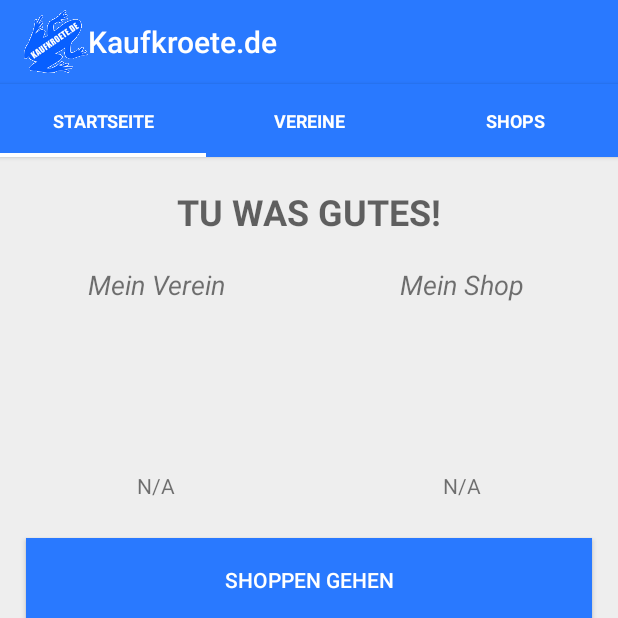
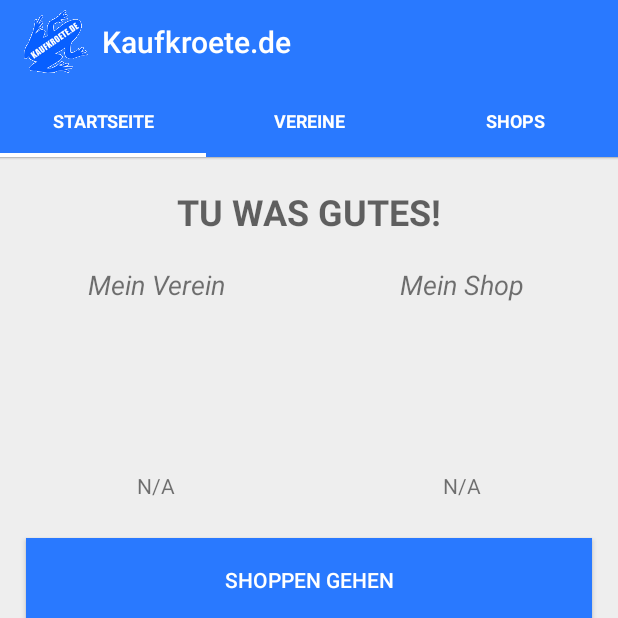
Before and after one commit to Cedgetec/kaufkroete-android, an Android app: the screen it shows after launch (MainActivity), on a phone screen of 412 x 824 dp, the top half of it. Run offline under Robolectric (Android 15) with nearby library versions, the phone set to English and light mode, and no system bars; 1 statement that could not run was skipped.

Commit message:
Small design fixes

```diff
--- a/app/src/main/java/de/kaufkroete/kaufkroete/MainActivity.java
+++ b/app/src/main/java/de/kaufkroete/kaufkroete/MainActivity.java
@@ -4,10 +4,11 @@ import android.graphics.Color;
 import android.support.v4.app.FragmentActivity;
 import android.support.v4.view.ViewPager;
 import android.os.Bundle;
+import android.support.v7.app.AppCompatActivity;
 import android.support.v7.widget.Toolbar;
 
 
-public class MainActivity extends FragmentActivity {
+public class MainActivity extends AppCompatActivity {
 
     Toolbar mToolbar;
     public ViewPager pager;
@@ -20,12 +21,12 @@ public class MainActivity extends FragmentActivity {
         setContentView(R.layout.activity_main);
 
         mToolbar = (Toolbar) findViewById(R.id.toolbar);
-        mToolbar.setTitle(getTitle());
+        mToolbar.setTitle("  " + getTitle());
         mToolbar.setTitleTextColor(Color.WHITE);
         mToolbar.setLogo(R.mipmap.ic_kaufkroete);
         mToolbar.setBackgroundColor(getResources().getColor(R.color.colorPrimary));
         //TODO Menu
-        // mToolbar.set
+        //mToolbar.inflateMenu(R.menu.menu);
 
         adapter =  new ViewPagerAdapter(getSupportFragmentManager(), this);
 
--- a/app/src/main/res/drawable/button_blue.xml
+++ b/app/src/main/res/drawable/button_blue.xml
@@ -1,8 +1,8 @@
 <?xml version="1.0" encoding="utf-8"?>
 <selector xmlns:android="http://schemas.android.com/apk/res/android">
     <item android:drawable="@color/colorPrimaryDark"
-android:state_pressed="true"/>
+        android:state_pressed="true"/>
     <item android:drawable="@color/colorPrimaryDark"
-android:state_focused="true"/>
+        android:state_focused="true"/>
     <item android:drawable="@color/colorPrimary"/>
 </selector>
--- a/app/src/main/res/drawable/tablayoutbackground.xml
+++ /dev/null
@@ -1,15 +0,0 @@
-<?xml version="1.0" encoding="utf-8"?>
-
-<layer-list xmlns:android="http://schemas.android.com/apk/res/android">
-    <item>
-        <shape>
-            <gradient
-                android:startColor="#46000000"
-                android:centerColor="#12000000"
-                android:endColor="#00000000"
-                android:angle="270"
-                >
-            </gradient>
-        </shape>
-    </item>
-</layer-list>
--- a/app/src/main/res/layout/activity_main.xml
+++ b/app/src/main/res/layout/activity_main.xml
@@ -6,23 +6,34 @@
     tools:context=".MainActivity">
 
     <android.support.v7.widget.Toolbar
+        xmlns:app="http://schemas.android.com/apk/res-auto"
         android:layout_width="match_parent"
         android:layout_height="?android:actionBarSize"
-        android:id="@+id/toolbar"/>
+        android:id="@+id/toolbar"
+        app:theme="@style/ToolBarStyle"/>
 
     <de.kaufkroete.kaufkroete.SlidingTabLayout
         android:id="@+id/slidingtabs"
         android:layout_width="match_parent"
         android:layout_height="wrap_content"
-        android:elevation="2dp"
         android:background="@color/colorPrimary"/>
 
-    <android.support.v4.view.ViewPager
-        android:id="@+id/viewpager"
-        android:layout_height="0dp"
+    <RelativeLayout
         android:layout_width="match_parent"
-        android:layout_weight="1">
-    </android.support.v4.view.ViewPager>
+        android:layout_height="match_parent">
+
+        <android.support.v4.view.ViewPager
+            android:id="@+id/viewpager"
+            android:layout_height="match_parent"
+            android:layout_width="match_parent"/>
+
+        <View
+            android:layout_width="match_parent"
+            android:layout_height="2dp"
+            android:id="@+id/ShaderTabLayout"
+            android:background="@drawable/toolbar_shadow"/>
+
+    </RelativeLayout>
 
 </LinearLayout>
 
@@ -55,7 +66,7 @@
                 android:layout_weight="1"/>
 
             <View
-                android:layout_width="fill_parent"
+                android:layout_width="match_parent"
                 android:layout_height="10dp"
                 android:id="@+id/ShaderTabLayout"
                 android:background="@drawable/tablayoutbackground"/>
--- a/app/src/main/res/values/styles.xml
+++ b/app/src/main/res/values/styles.xml
@@ -1,7 +1,11 @@
 <resources>
 
+    <style name="ToolBarStyle" parent="Widget.AppCompat.ActionBar">
+        <item name="android:textColorSecondary">@android:color/white</item>
+    </style>
+
     <!-- Base application theme. -->
-    <style name="AppTheme" parent="Theme.AppCompat.Light.DarkActionBar">
+    <style name="AppTheme" parent="Theme.AppCompat.Light.NoActionBar">
         <item name="colorPrimary">@color/colorPrimary</item>
         <item name="colorPrimaryDark">@color/colorPrimaryDark</item>
         <item name="android:windowBackground">@color/windowBackground</item>
```
